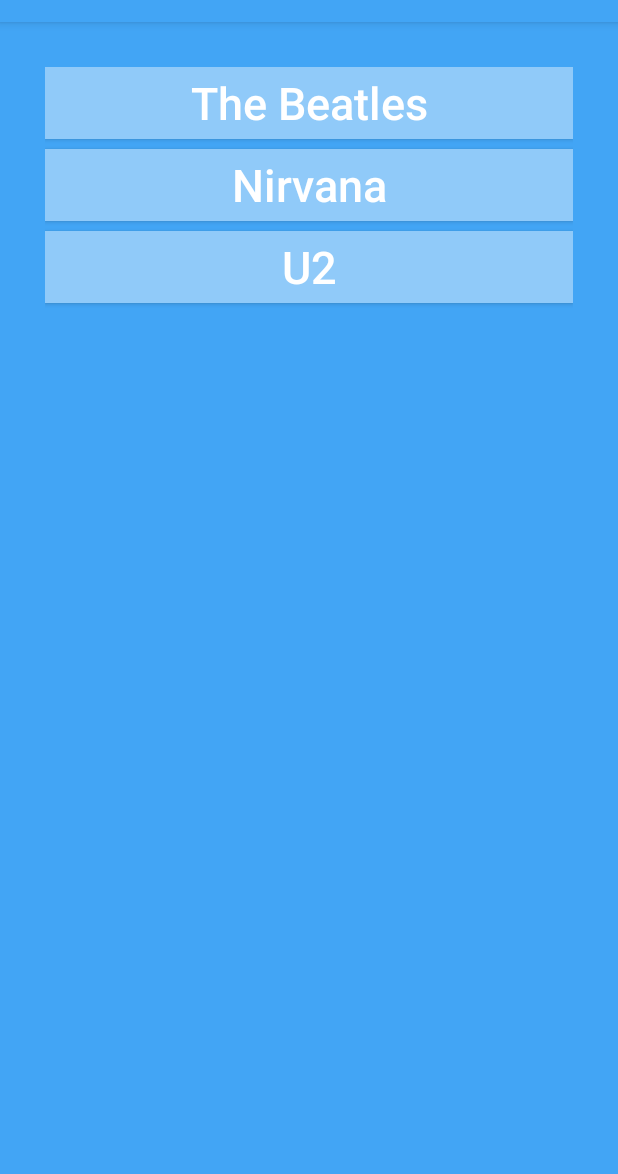
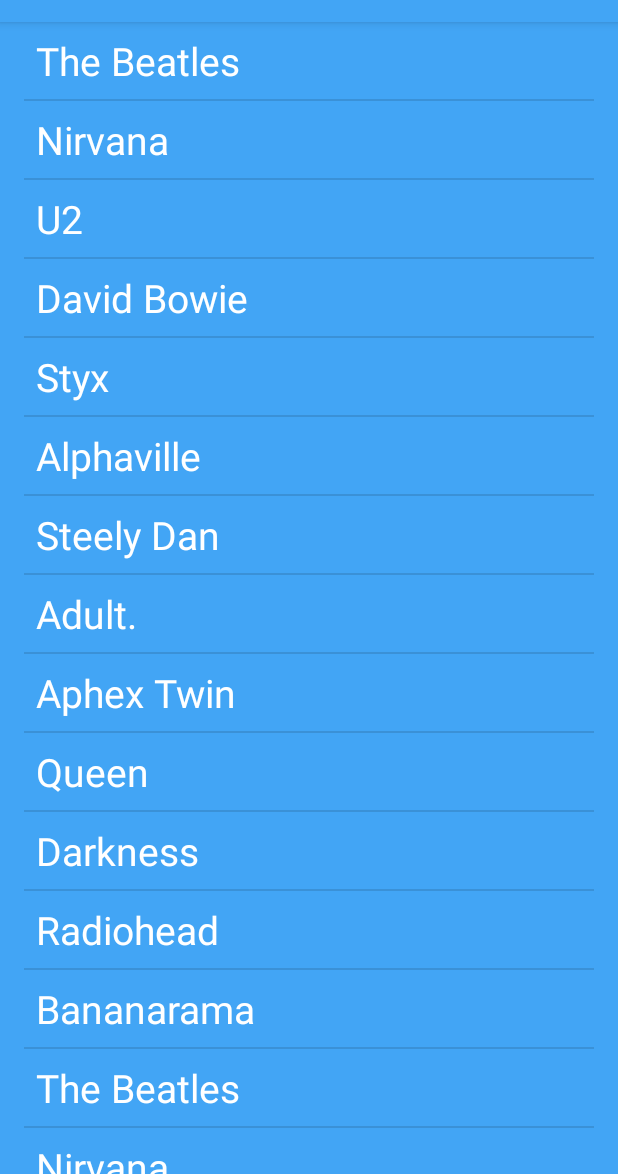
Before and after one commit to derekwhayes/the-band-database, an Android app: the screen it shows after launch (MainActivity), on a phone screen of 412 x 824 dp, the part 62-1236 px from its top. Run offline under Robolectric (Android 15) with nearby library versions, the phone set to English and light mode, and no system bars; our stand-ins replace navigation-ui.

Commit message:
Add recyclerview for scrollable list of bands

```diff
--- a/app/build.gradle
+++ b/app/build.gradle
@@ -36,6 +36,7 @@ dependencies {
     implementation libs.constraintlayout
     implementation libs.navigation.fragment
     implementation libs.navigation.ui
+    implementation libs.recyclerview
     testImplementation libs.junit
     androidTestImplementation libs.ext.junit
     androidTestImplementation libs.espresso.core
--- a/app/src/main/java/com/zybooks/thebanddatabase/Band.java
+++ b/app/src/main/java/com/zybooks/thebanddatabase/Band.java
@@ -29,7 +29,7 @@ public class Band {
         this.mName = name;
     }
 
-    public String getmDescription() {
+    public String getDescription() {
         return mDescription;
     }
 
--- a/app/src/main/java/com/zybooks/thebanddatabase/DetailFragment.java
+++ b/app/src/main/java/com/zybooks/thebanddatabase/DetailFragment.java
@@ -8,8 +8,6 @@ import android.view.LayoutInflater;
 import android.view.View;
 import android.view.ViewGroup;
 import android.widget.TextView;
-
-import org.w3c.dom.Text;
 
 public class DetailFragment extends Fragment {
 
@@ -41,7 +39,7 @@ public class DetailFragment extends Fragment {
             nameTextView.setText(mBand.getName());
 
             TextView descriptionTextView = rootView.findViewById(R.id.band_description);
-            descriptionTextView.setText(mBand.getmDescription());
+            descriptionTextView.setText(mBand.getDescription());
         }
 
         return rootView;
--- a/app/src/main/java/com/zybooks/thebanddatabase/ListFragment.java
+++ b/app/src/main/java/com/zybooks/thebanddatabase/ListFragment.java
@@ -2,14 +2,16 @@ package com.zybooks.thebanddatabase;
 
 import android.os.Bundle;
 
+import androidx.annotation.NonNull;
 import androidx.fragment.app.Fragment;
 import androidx.navigation.Navigation;
+import androidx.recyclerview.widget.DividerItemDecoration;
+import androidx.recyclerview.widget.RecyclerView;
 
 import android.view.LayoutInflater;
 import android.view.View;
 import android.view.ViewGroup;
-import android.widget.Button;
-import android.widget.LinearLayout;
+import android.widget.TextView;
 
 import java.util.List;
 
@@ -20,31 +22,67 @@ public class ListFragment extends Fragment {
     public View onCreateView(LayoutInflater inflater, ViewGroup container, Bundle savedInstanceState) {
 
         View rootView = inflater.inflate(R.layout.fragment_list, container, false);
-        LinearLayout layout = (LinearLayout) rootView;
 
-        List<Band> bandList = BandRepository.getInstance(requireContext()).getBands();
-        for (Band band : bandList) {
-            Button button = new Button(getContext());
-            LinearLayout.LayoutParams layoutParams = new LinearLayout.LayoutParams(
-                    LinearLayout.LayoutParams.MATCH_PARENT,
-                    ViewGroup.LayoutParams.WRAP_CONTENT);
-            layoutParams.setMargins(0,0,0,10);
-            button.setLayoutParams(layoutParams);
+        View.OnClickListener onClickListener = itemView -> {
+            int selectedBandId = (int) itemView.getTag();
+            Bundle args = new Bundle();
+            args.putInt(DetailFragment.ARG_BAND_ID, selectedBandId);
 
-            button.setText(band.getName());
-            button.setTag(band.getId());
+            Navigation.findNavController(itemView).navigate(R.id.show_item_detail, args);
+        };
 
-            button.setOnClickListener(buttonView -> {
-                int selectedBandId = (int) buttonView.getTag();
-                Bundle args = new Bundle();
-                args.putInt(DetailFragment.ARG_BAND_ID, selectedBandId);
+        RecyclerView recyclerView = rootView.findViewById(R.id.band_list);
+        List<Band> bands = BandRepository.getInstance(requireContext()).getBands();
+        recyclerView.setAdapter(new BandAdapter(bands, onClickListener));
 
-                Navigation.findNavController(buttonView).navigate(R.id.show_item_detail, args);
-            });
-
-            layout.addView(button);
-        }
+        DividerItemDecoration divider = new DividerItemDecoration(recyclerView.getContext(), DividerItemDecoration.VERTICAL);
+        recyclerView.addItemDecoration(divider);
 
         return rootView;
     }
+
+    private class BandAdapter extends RecyclerView.Adapter<BandHolder> {
+
+        private final List<Band> mBands;
+        private final View.OnClickListener mOnClickListener;
+
+        public BandAdapter(List<Band> bands, View.OnClickListener onClickListener) {
+            mBands = bands;
+            mOnClickListener = onClickListener;
+        }
+
+        @NonNull
+        @Override
+        public BandHolder onCreateViewHolder(@NonNull ViewGroup parent, int viewType) {
+            LayoutInflater layoutInflater = LayoutInflater.from(getActivity());
+            return new BandHolder(layoutInflater, parent);
+        }
+
+        @Override
+        public void onBindViewHolder(BandHolder holder, int position) {
+            Band band = mBands.get(position);
+            holder.bind(band);
+            holder.itemView.setTag(band.getId());
+            holder.itemView.setOnClickListener(mOnClickListener);
+        }
+
+        @Override
+        public int getItemCount() {
+            return mBands.size();
+        }
+    }
+
+    private static class BandHolder extends RecyclerView.ViewHolder {
+
+        private final TextView mNameTextView;
+
+        public BandHolder(LayoutInflater inflater, ViewGroup parent) {
+            super(inflater.inflate(R.layout.list_item_band, parent, false));
+            mNameTextView = itemView.findViewById(R.id.band_name);
+        }
+
+        public void bind(Band band) {
+            mNameTextView.setText(band.getName());
+        }
+    }
 }
--- a/app/src/main/java/com/zybooks/thebanddatabase/MainActivity.java
+++ b/app/src/main/java/com/zybooks/thebanddatabase/MainActivity.java
@@ -2,11 +2,7 @@ package com.zybooks.thebanddatabase;
 
 import android.os.Bundle;
 
-import androidx.activity.EdgeToEdge;
 import androidx.appcompat.app.AppCompatActivity;
-import androidx.core.graphics.Insets;
-import androidx.core.view.ViewCompat;
-import androidx.core.view.WindowInsetsCompat;
 import androidx.navigation.NavController;
 import androidx.navigation.Navigation;
 import androidx.navigation.fragment.NavHostFragment;
--- a/app/src/main/res/layout/fragment_detail.xml
+++ b/app/src/main/res/layout/fragment_detail.xml
@@ -18,6 +18,6 @@
         android:layout_width="match_parent"
         android:layout_height="wrap_content"
         style="@style/bandDescription"
-        tools:text="desription"/>
+        tools:text="description"/>
 
 </LinearLayout>
--- a/app/src/main/res/layout/fragment_list.xml
+++ b/app/src/main/res/layout/fragment_list.xml
@@ -1,7 +1,21 @@
-<LinearLayout xmlns:android="http://schemas.android.com/apk/res/android"
+<?xml version="1.0" encoding="utf-8" ?>
+<androidx.constraintlayout.widget.ConstraintLayout
+    xmlns:android="http://schemas.android.com/apk/res/android"
+    xmlns:app="http://schemas.android.com/apk/res-auto"
     xmlns:tools="http://schemas.android.com/tools"
-    android:orientation="vertical"
+    android:id="@+id/item_list_container"
     android:layout_width="match_parent"
-    android:layout_height="match_parent"
-    android:padding="30dp"
-    tools:context=".ListFragment" />
+    android:layout_height="match_parent">
+
+    <androidx.recyclerview.widget.RecyclerView
+        android:id="@+id/band_list"
+        android:name="com.zybooks.thebanddatabase.ItemListFragment"
+        android:layout_width="match_parent"
+        android:layout_height="match_parent"
+        android:layout_marginLeft="16dp"
+        android:layout_marginRight="16dp"
+        app:layoutManager="LinearLayoutManager"
+        tools:context="com.zybooks.thebanddatabase.MainActivity"
+        tools:listitem="@layout/list_item_band" />
+
+</androidx.constraintlayout.widget.ConstraintLayout>
--- /dev/null
+++ b/app/src/main/res/layout/list_item_band.xml
@@ -0,0 +1,16 @@
+<?xml version="1.0" encoding="utf-8"?>
+<LinearLayout xmlns:android="http://schemas.android.com/apk/res/android"
+    xmlns:tools="http://schemas.android.com/tools"
+    android:orientation="vertical"
+    android:layout_width="match_parent"
+    android:layout_height="wrap_content">
+
+    <TextView
+        android:layout_width="match_parent"
+        android:layout_height="wrap_content"
+        android:id="@+id/band_name"
+        tools:text="band"
+        style="@style/bandListName">
+    </TextView>
+
+</LinearLayout>
--- a/app/src/main/res/values/strings.xml
+++ b/app/src/main/res/values/strings.xml
@@ -6,11 +6,57 @@
         <item>The Beatles</item>
         <item>Nirvana</item>
         <item>U2</item>
+        <item>David Bowie</item>
+        <item>Styx</item>
+        <item>Alphaville</item>
+        <item>Steely Dan</item>
+        <item>Adult.</item>
+        <item>Aphex Twin</item>
+        <item>Queen</item>
+        <item>Darkness</item>
+        <item>Radiohead</item>
+        <item>Bananarama</item>
+        <item>The Beatles</item>
+        <item>Nirvana</item>
+        <item>U2</item>
+        <item>David Bowie</item>
+        <item>Styx</item>
+        <item>Alphaville</item>
+        <item>Steely Dan</item>
+        <item>Adult.</item>
+        <item>Aphex Twin</item>
+        <item>Queen</item>
+        <item>Darkness</item>
+        <item>Radiohead</item>
+        <item>Bananarama</item>
     </string-array>
 
     <string-array name="descriptions">
         <item>An English rock band that formed in Liverpool in 1960.</item>
         <item>An American rock band that formed in Washington in 1987.</item>
         <item>An Irish rock band from Dublin that formed in 1976.</item>
+        <item>#1 Cool guy.</item>
+        <item>Mr. Roboto singers.</item>
+        <item>FOREVER YOUNG!</item>
+        <item>Kinda a gross band.</item>
+        <item>Pretty cool electronic stuff.</item>
+        <item>Classic electronic stuff.</item>
+        <item>You know. Bohemians.</item>
+        <item>Early 2000s dumb band.</item>
+        <item>Depressing.</item>
+        <item>She\'s got it.</item>
+        <item>An English rock band that formed in Liverpool in 1960.</item>
+        <item>An American rock band that formed in Washington in 1987.</item>
+        <item>An Irish rock band from Dublin that formed in 1976.</item>
+        <item>#1 Cool guy.</item>
+        <item>Mr. Roboto singers.</item>
+        <item>FOREVER YOUNG!</item>
+        <item>Kinda a gross band.</item>
+        <item>Pretty cool electronic stuff.</item>
+        <item>Classic electronic stuff.</item>
+        <item>You know. Bohemians.</item>
+        <item>Early 2000s dumb band.</item>
+        <item>Depressing.</item>
+        <item>She\'s got it.</item>
     </string-array>
 </resources>
--- a/gradle/libs.versions.toml
+++ b/gradle/libs.versions.toml
@@ -9,6 +9,7 @@ activity = "1.9.0"
 constraintlayout = "2.1.4"
 navigationFragment = "2.7.7"
 navigationUi = "2.7.7"
+recyclerview = "1.3.2"
 
 [libraries]
 junit = { group = "junit", name = "junit", version.ref = "junit" }
@@ -20,6 +21,7 @@ activity = { group = "androidx.activity", name = "activity", version.ref = "acti
 constraintlayout = { group = "androidx.constraintlayout", name = "constraintlayout", version.ref = "constraintlayout" }
 navigation-fragment = { group = "androidx.navigation", name = "navigation-fragment", version.ref = "navigationFragment" }
 navigation-ui = { group = "androidx.navigation", name = "navigation-ui", version.ref = "navigationUi" }
+recyclerview = { module = "androidx.recyclerview:recyclerview", version.ref = "recyclerview" }
 
 [plugins]
 android-application = { id = "com.android.application", version.ref = "agp" }
```
